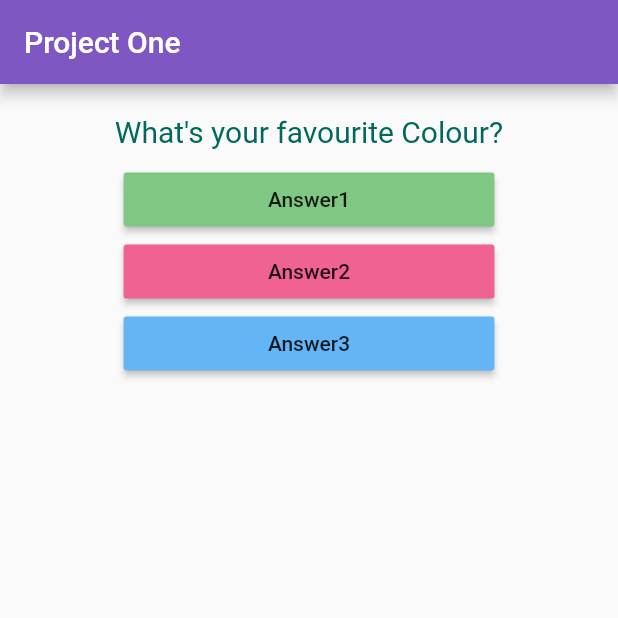
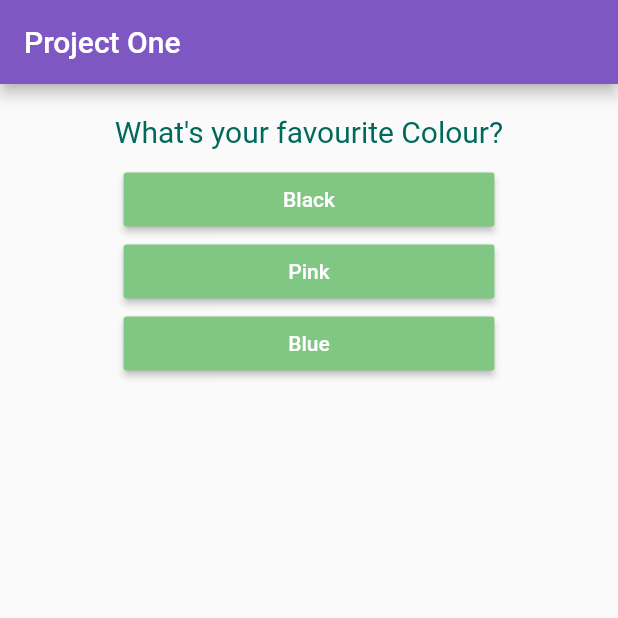
Before and after one commit to ETNINJA/learning, a Flutter app: the screen it shows after launch, on a phone screen of 412 x 824 dp, the top half of it. Run offline on Flutter 3.47's test engine with Material 2 defaults, Android fonts, the phone set to English and light mode, and no system bars.

Commit message:
Map and Spread OPERATOR

```diff
--- a/app_1/lib/screens/homepage.dart
+++ b/app_1/lib/screens/homepage.dart
@@ -23,9 +23,22 @@ class _HomepageState extends State<Homepage> {
   @override
   Widget build(BuildContext context) {
     var questions = [
-      'What\'s your favourite Colour?',
-      'What\'s  your favourite animal?',
-      'What\'s  your favourite sweet?',
+      // now it's a list of Maps'
+      {
+        'questionText': 'What\'s your favourite Colour?',
+        'answers': ['Black', 'Pink', 'Blue'],
+        'buttonColor': Colors.green[300],
+      },
+      {
+        'questionText': 'What\'s  your favourite animal?',
+        'answers': ['Cat', 'Dog', 'Elephant'],
+        'buttonColor': Colors.pink[300],
+      },
+      {
+        'questionText': 'What\'s  your favourite sweet?',
+        'answers': ['Brigadeiro', 'Chocolate', 'Sorvete'],
+        'buttonColor': Colors.blue[300],
+      },
     ];
     return Scaffold(
       appBar: AppBar(
@@ -34,11 +47,13 @@ class _HomepageState extends State<Homepage> {
       body: Center(
         child: Column(
           children: [
-            Question(questions[_questionIndex]), // constructor
-            Answer(_answerQuestion, Colors.green[300],
-                'Answer1'), // using the class Answer -> Raised Button
-            Answer(_answerQuestion, Colors.pink[300], 'Answer2'),
-            Answer(_answerQuestion, Colors.blue[300], 'Answer3'),
+            Question(questions[_questionIndex]['questionText']), // constructor
+            ...(questions[_questionIndex]['answers'] as List<String>).map(
+              (e) {
+                return Answer(_answerQuestion,
+                    questions[_questionIndex]['buttonColor'], e);
+              },
+            ).toList(),
           ],
         ),
       ),
--- a/app_1/lib/widgets/answer.dart
+++ b/app_1/lib/widgets/answer.dart
@@ -11,9 +11,11 @@ class Answer extends StatelessWidget {
     return Container(
       width: MediaQuery.of(context).size.width * 0.60,
       child: RaisedButton(
-          child: Text(textAnswer),
-          onPressed: selectHandler, //the pointer to the the callback function
-          color: colorAnswer),
+        color: colorAnswer,
+        textColor: Colors.white,
+        child: Text(textAnswer),
+        onPressed: selectHandler, //the pointer to the the callback function
+      ),
     );
   }
 }
```
Also changed, not shown: 1 other file.
